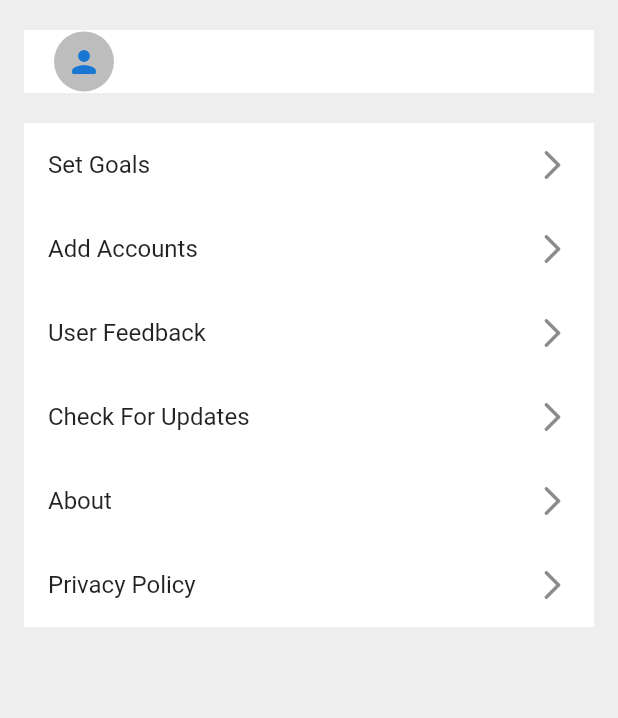
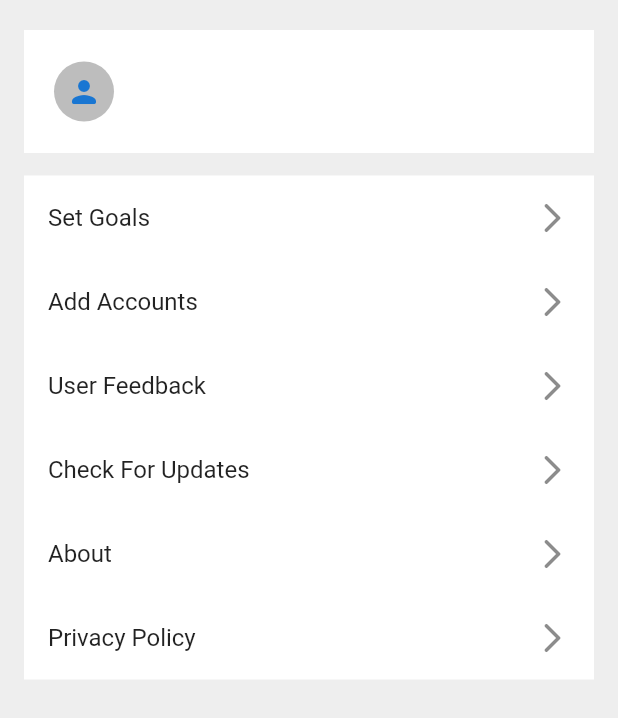
Before and after one commit to simranss/my_fit, a Flutter app: the SettingsPage screen opened directly, on a phone screen of 412 x 824 dp. Shown: the top 718 px of the screen. Run offline on Flutter 3.47's test engine with Material 2 defaults, Android fonts, the phone set to English and light mode, and no system bars; our stand-ins replace firebase_auth, firebase_core, flutter_svg, google_sign_in, permission_handler, shared_preferences; missing offline and left inert: flutter_reactive_ble; accounts and stored records are empty; generated files the repository leaves out were written again.

Commit message:
Minor changes

```diff
--- a/lib/pages/settings.dart
+++ b/lib/pages/settings.dart
@@ -20,6 +20,7 @@ class SettingsPage extends StatelessWidget {
             children: [
               Container(
                 color: Colors.white,
+                padding: const EdgeInsets.symmetric(vertical: 20),
                 child: Row(
                   children: [
                     const SizedBox(width: 20),
@@ -69,7 +70,7 @@ class SettingsPage extends StatelessWidget {
                   ],
                 ),
               ),
-              const SizedBox(height: 20),
+              const SizedBox(height: 15),
               Container(
                 color: Colors.white,
                 child: ListView(
```
